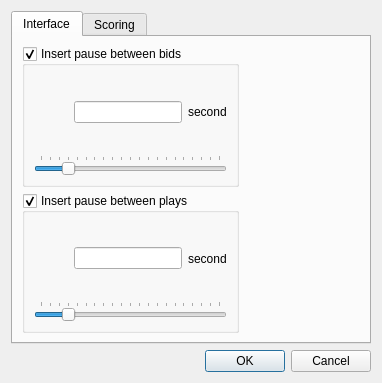
The window that ZBridge/cgameoptionspropsheet.ui (erik-knudsen/BridgeZ) describes before a commit, drawn with Qt 5.
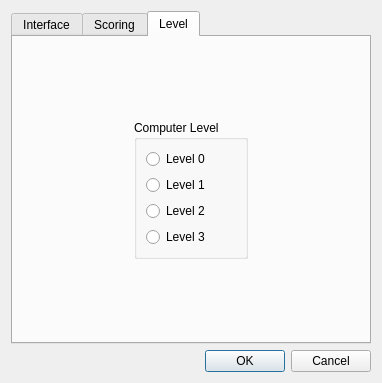
The same window after the commit. The open tabs and pages were chosen to show the change.

Diff of the .ui file:
```diff
--- a/ZBridge/cgameoptionspropsheet.ui
+++ b/ZBridge/cgameoptionspropsheet.ui
@@ -292,6 +292,128 @@
          </item>
         </layout>
        </widget>
+       <widget class="QWidget" name="gameOptsLevelPage">
+        <attribute name="title">
+         <string>Level</string>
+        </attribute>
+        <layout class="QVBoxLayout" name="verticalLayout_8">
+         <item>
+          <layout class="QVBoxLayout" name="verticalLayout_7">
+           <item>
+            <spacer name="verticalSpacer">
+             <property name="orientation">
+              <enum>Qt::Vertical</enum>
+             </property>
+             <property name="sizeHint" stdset="0">
+              <size>
+               <width>20</width>
+               <height>40</height>
+              </size>
+             </property>
+            </spacer>
+           </item>
+           <item>
+            <layout class="QHBoxLayout" name="horizontalLayout_3">
+             <item>
+              <spacer name="horizontalSpacer_6">
+               <property name="orientation">
+                <enum>Qt::Horizontal</enum>
+               </property>
+               <property name="sizeHint" stdset="0">
+                <size>
+                 <width>40</width>
+                 <height>20</height>
+                </size>
+               </property>
+              </spacer>
+             </item>
+             <item>
+              <widget class="QGroupBox" name="groupBox">
+               <property name="toolTip">
+                <string/>
+               </property>
+               <property name="whatsThis">
+                <string>&lt;html&gt;&lt;head/&gt;&lt;body&gt;&lt;p&gt;Choose computer level for selecting the next card to play. The level affects how many plays are played by the double dummy solver in finding the best one. Level 0 is the lowest and Level 3 is the highest. Level 1 and Level 2 are intermediate.&lt;/p&gt;&lt;/body&gt;&lt;/html&gt;</string>
+               </property>
+               <property name="title">
+                <string>Computer Level</string>
+               </property>
+               <layout class="QVBoxLayout" name="verticalLayout_6">
+                <item>
+                 <widget class="QRadioButton" name="level0">
+                  <property name="toolTip">
+                   <string/>
+                  </property>
+                  <property name="text">
+                   <string>Level 0</string>
+                  </property>
+                 </widget>
+                </item>
+                <item>
+                 <widget class="QRadioButton" name="level1">
+                  <property name="toolTip">
+                   <string/>
+                  </property>
+                  <property name="text">
+                   <string>Level 1</string>
+                  </property>
+                 </widget>
+                </item>
+                <item>
+                 <widget class="QRadioButton" name="level2">
+                  <property name="toolTip">
+                   <string/>
+                  </property>
+                  <property name="text">
+                   <string>Level 2</string>
+                  </property>
+                 </widget>
+                </item>
+                <item>
+                 <widget class="QRadioButton" name="level3">
+                  <property name="toolTip">
+                   <string/>
+                  </property>
+                  <property name="text">
+                   <string>Level 3</string>
+                  </property>
+                 </widget>
+                </item>
+               </layout>
+              </widget>
+             </item>
+             <item>
+              <spacer name="horizontalSpacer_7">
+               <property name="orientation">
+                <enum>Qt::Horizontal</enum>
+               </property>
+               <property name="sizeHint" stdset="0">
+                <size>
+                 <width>40</width>
+                 <height>20</height>
+                </size>
+               </property>
+              </spacer>
+             </item>
+            </layout>
+           </item>
+           <item>
+            <spacer name="verticalSpacer_2">
+             <property name="orientation">
+              <enum>Qt::Vertical</enum>
+             </property>
+             <property name="sizeHint" stdset="0">
+              <size>
+               <width>20</width>
+               <height>40</height>
+              </size>
+             </property>
+            </spacer>
+           </item>
+          </layout>
+         </item>
+        </layout>
+       </widget>
       </widget>
      </item>
      <item>
```
